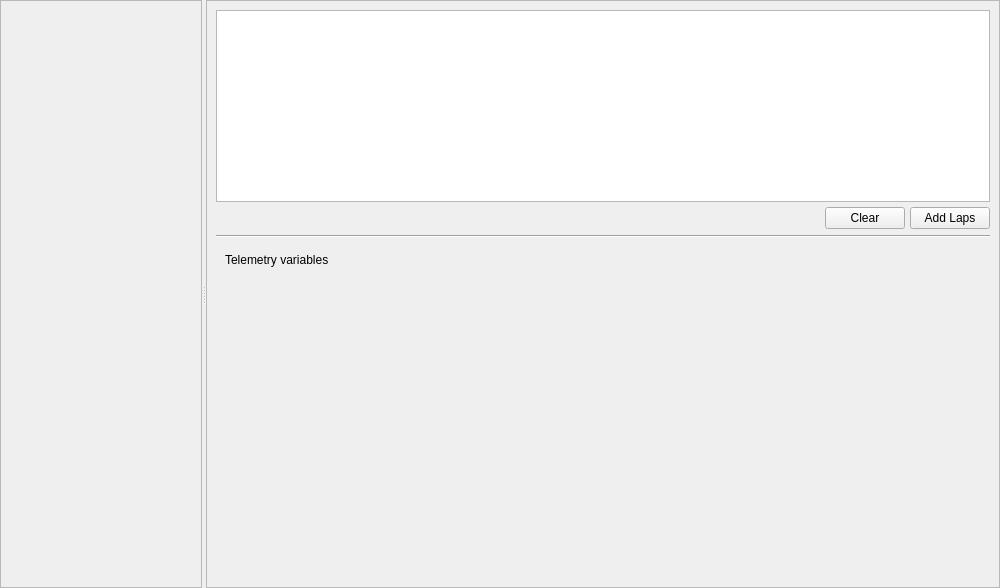
Qt form CompareLapsWidget.ui (Alex-Rose/PXG_Telemetry_fork) before a commit.
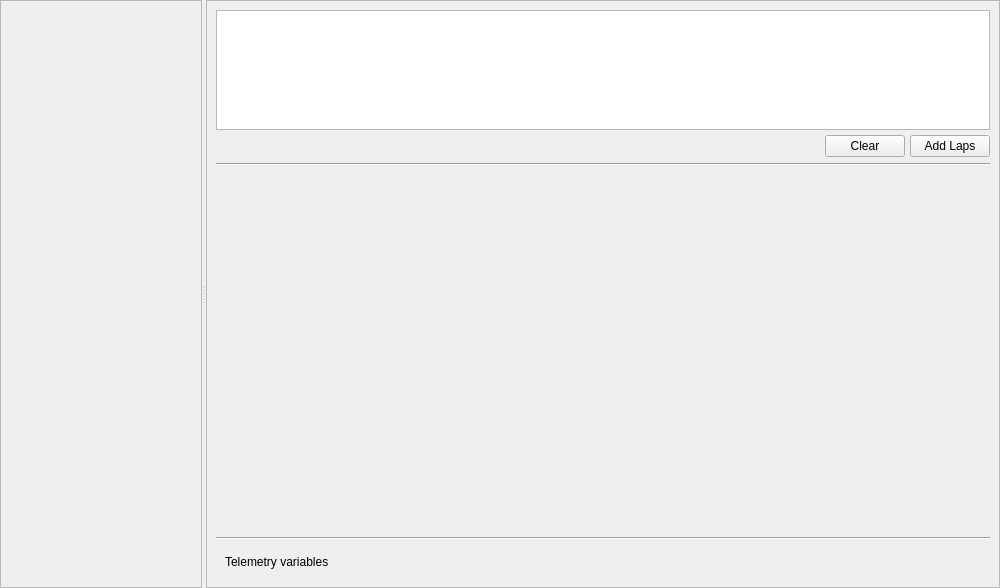
The same form after that commit. Custom widgets are drawn as their Qt base class.

```diff
--- a/CompareLapsWidget.ui
+++ b/CompareLapsWidget.ui
@@ -112,6 +112,15 @@
              <verstretch>0</verstretch>
             </sizepolicy>
            </property>
+           <property name="maximumSize">
+            <size>
+             <width>16777215</width>
+             <height>120</height>
+            </size>
+           </property>
+           <property name="selectionBehavior">
+            <enum>QAbstractItemView::SelectRows</enum>
+           </property>
            <attribute name="horizontalHeaderVisible">
             <bool>false</bool>
            </attribute>
@@ -167,13 +176,30 @@
         </widget>
        </item>
        <item>
-        <widget class="QWidget" name="variablesWidget" native="true">
+        <widget class="LapInfoWidget" name="lapInfo" native="true">
          <property name="sizePolicy">
           <sizepolicy hsizetype="Preferred" vsizetype="Expanding">
            <horstretch>0</horstretch>
            <verstretch>0</verstretch>
           </sizepolicy>
          </property>
+        </widget>
+       </item>
+       <item>
+        <widget class="Line" name="line_2">
+         <property name="orientation">
+          <enum>Qt::Horizontal</enum>
+         </property>
+        </widget>
+       </item>
+       <item>
+        <widget class="QWidget" name="variablesWidget" native="true">
+         <property name="sizePolicy">
+          <sizepolicy hsizetype="Preferred" vsizetype="Preferred">
+           <horstretch>0</horstretch>
+           <verstretch>0</verstretch>
+          </sizepolicy>
+         </property>
          <layout class="QVBoxLayout" name="verticalLayout_5">
           <item>
            <widget class="QLabel" name="label">
@@ -189,21 +215,7 @@
            </widget>
           </item>
           <item>
-           <layout class="QVBoxLayout" name="variableLayout">
-            <item>
-             <spacer name="verticalSpacer">
-              <property name="orientation">
-               <enum>Qt::Vertical</enum>
-              </property>
-              <property name="sizeHint" stdset="0">
-               <size>
-                <width>20</width>
-                <height>40</height>
-               </size>
-              </property>
-             </spacer>
-            </item>
-           </layout>
+           <layout class="QVBoxLayout" name="variableLayout"/>
           </item>
          </layout>
         </widget>
@@ -214,6 +226,14 @@
    </item>
   </layout>
  </widget>
+ <customwidgets>
+  <customwidget>
+   <class>LapInfoWidget</class>
+   <extends>QWidget</extends>
+   <header>LapInfoWidget.h</header>
+   <container>1</container>
+  </customwidget>
+ </customwidgets>
  <resources/>
  <connections/>
 </ui>
```
